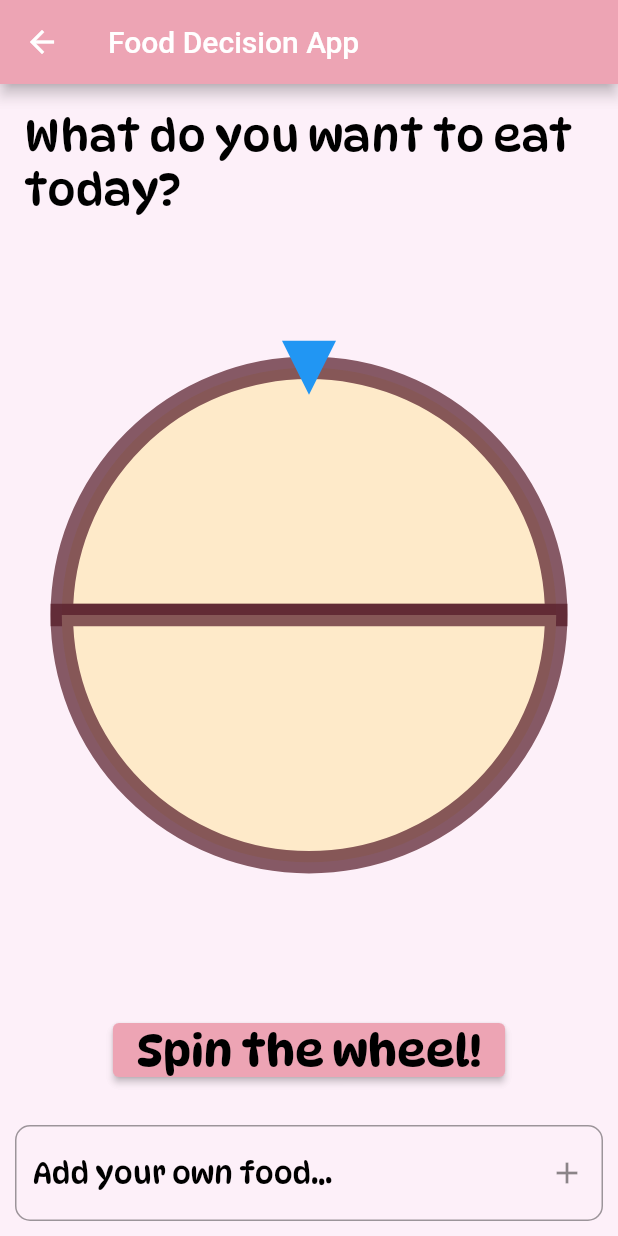
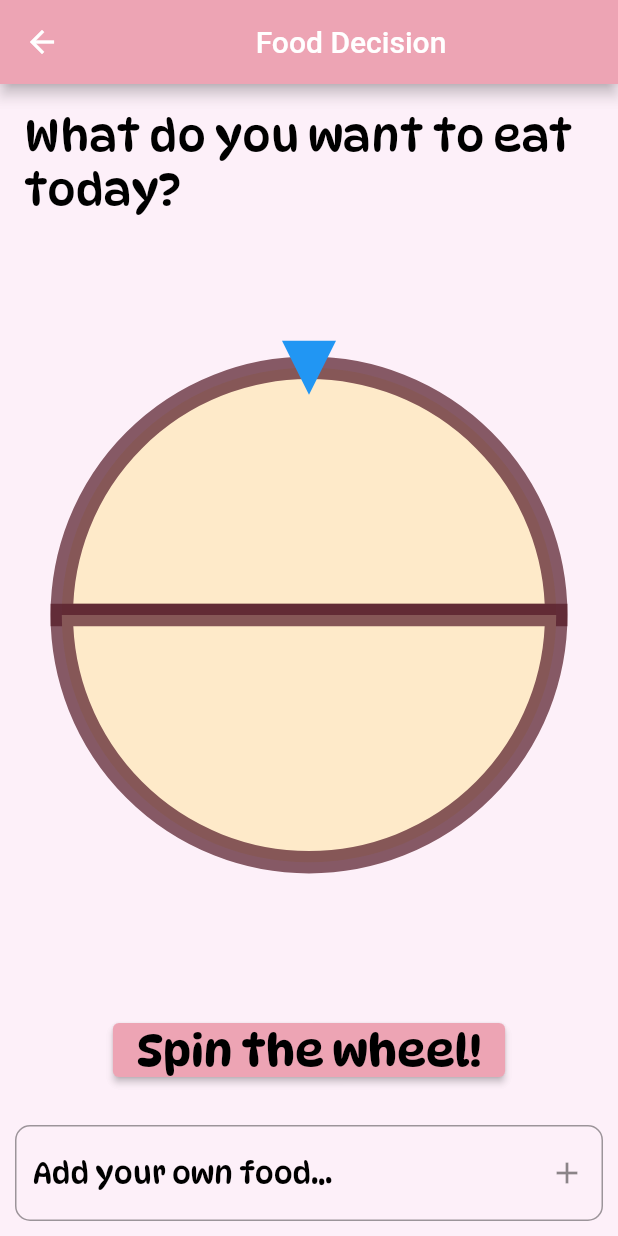
Before and after one commit to B210248C/Food-Decision, a Flutter app: the FoodChoosePage screen opened by its route, on a phone screen of 412 x 824 dp. Run offline on Flutter 3.47's test engine with Material 2 defaults, Android fonts, the phone set to English and light mode, and no system bars; drawn by our look-alikes of flutter_fortune_wheel; our stand-ins replace firebase_auth, firebase_core, flutter_image_slideshow; accounts and stored records are empty.

Commit message:
Update input.dart

```diff
--- a/lib/screen/input.dart
+++ b/lib/screen/input.dart
@@ -61,7 +61,7 @@ class _FoodChoosePageState extends State<FoodChoosePage> {
       backgroundColor: kScaffoldColor,
       appBar: AppBar(
         backgroundColor: kAppBarColor,
-        title: Text('Food Decision App'),
+        title: Center(child: Text('Food Decision')),
       ),
       body: GestureDetector(
         onTap: () {
```
